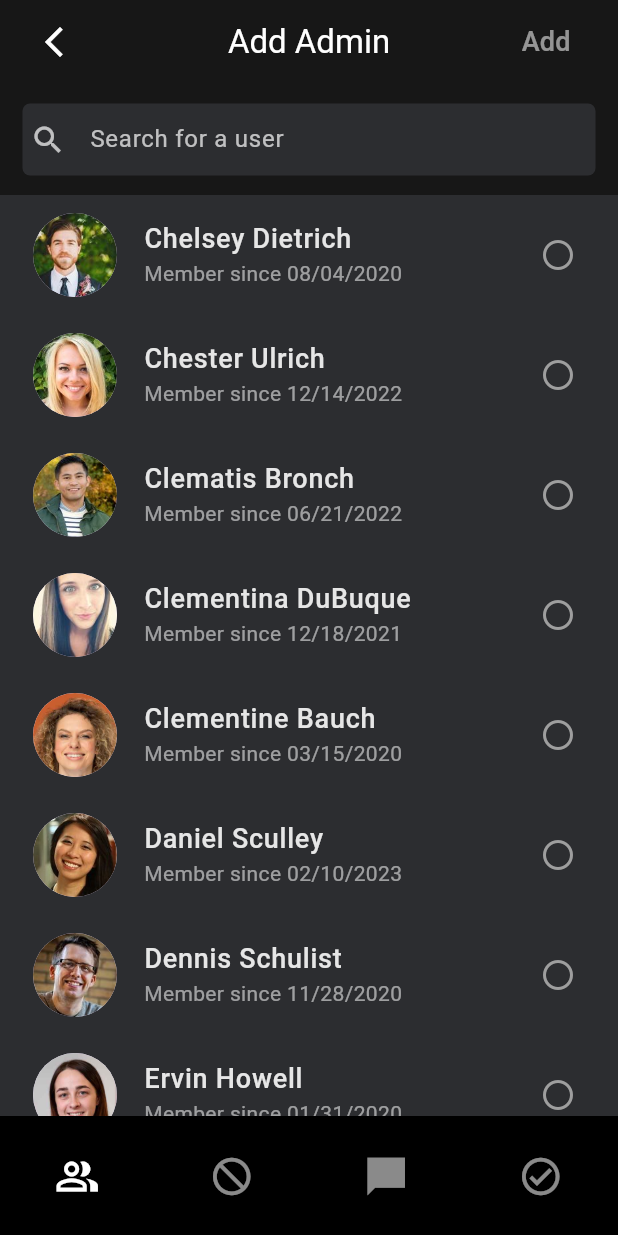
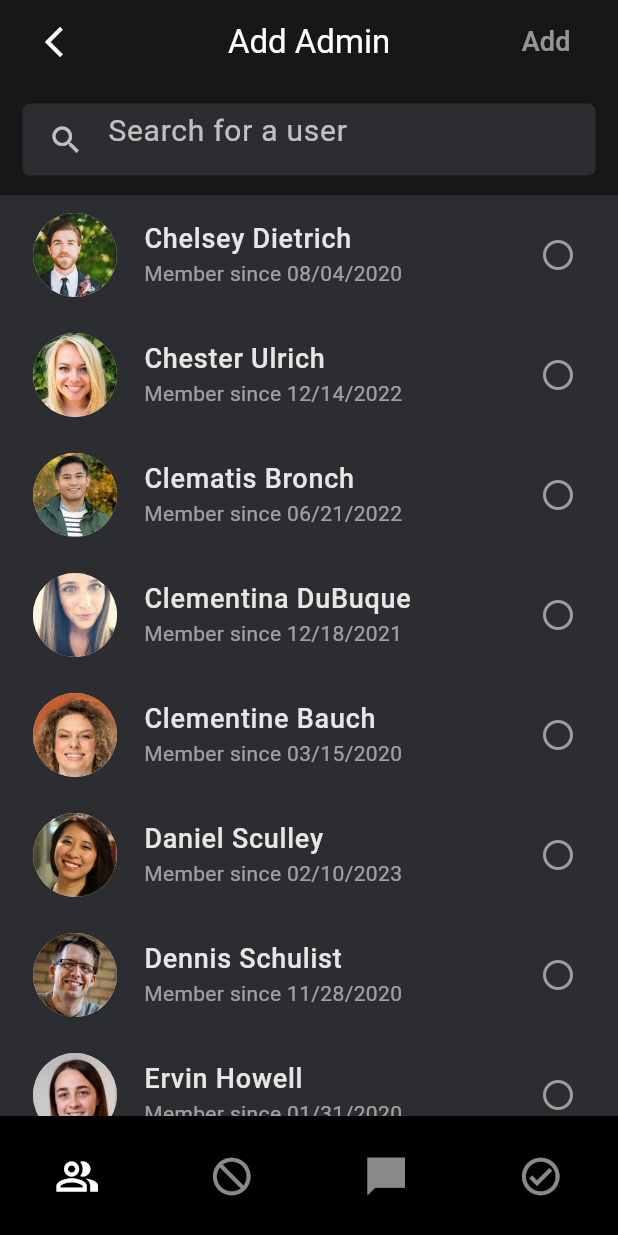
Before and after one commit to Sisi-C/PureMatch, a Flutter app: the screen it shows after launch, on a phone screen of 412 x 824 dp. Run offline on Flutter 3.47's test engine with Material 3 defaults, Android fonts, the phone set to English and light mode, and no system bars; our stand-ins replace google_fonts.

Commit message:
Fix UX/UI

```diff
--- a/purematch/lib/widget/search_widget.dart
+++ b/purematch/lib/widget/search_widget.dart
@@ -22,8 +22,8 @@ class _SearchWidgetState extends State<SearchWidget> {
 
   @override
   Widget build(BuildContext context) {
-    const styleActive = TextStyle(color: Color.fromRGBO(230, 230, 230, 1));
-    const styleHint = TextStyle(color: Colors.white70);
+    const styleActive = TextStyle(color: Color.fromRGBO(230, 230, 230, 1), fontSize: 20,height: 1);
+    const styleHint = TextStyle(color: Colors.white70, fontSize: 20,height: 1);
     final style = widget.text.isEmpty ? styleHint : styleActive;
 
     return Container(
@@ -38,7 +38,7 @@ class _SearchWidgetState extends State<SearchWidget> {
           child: TextField(
             controller: controller,
             decoration: InputDecoration(
-              icon: Icon(Icons.search, color: style.color),
+              prefixIcon: Icon(Icons.search, color: style.color),
               hintText: widget.hintText,
               hintStyle: style,
               border: InputBorder.none,
```
Also changed, not shown: purematch/lib/page/add_user_page.dart (+10 -4 lines).
